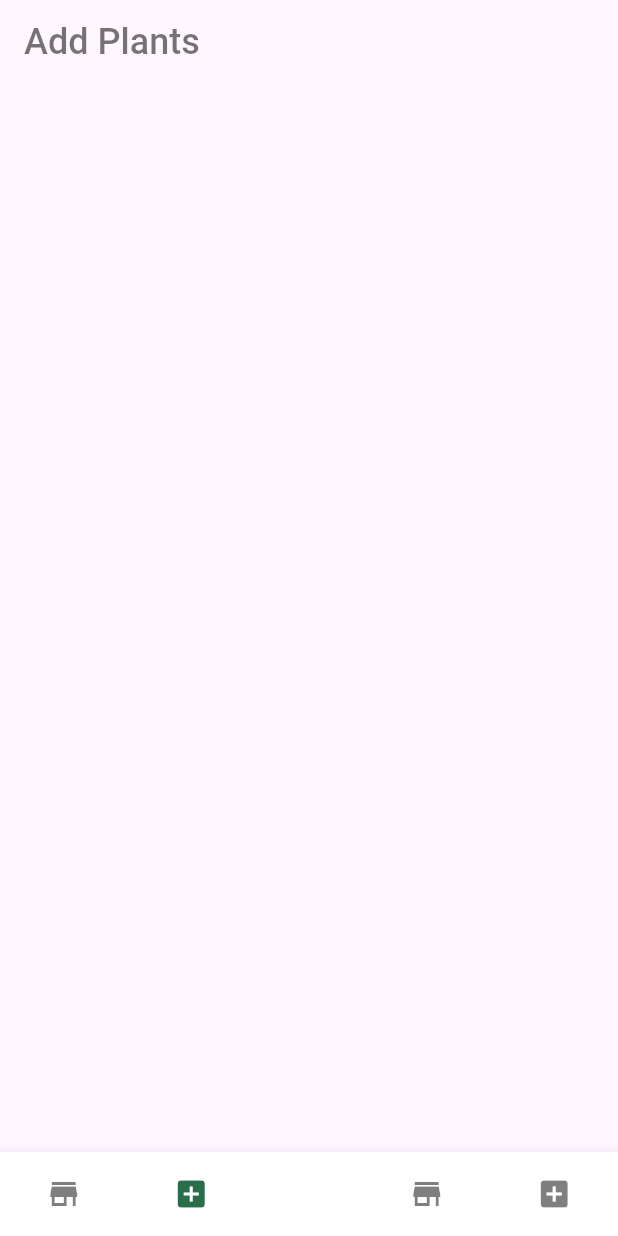
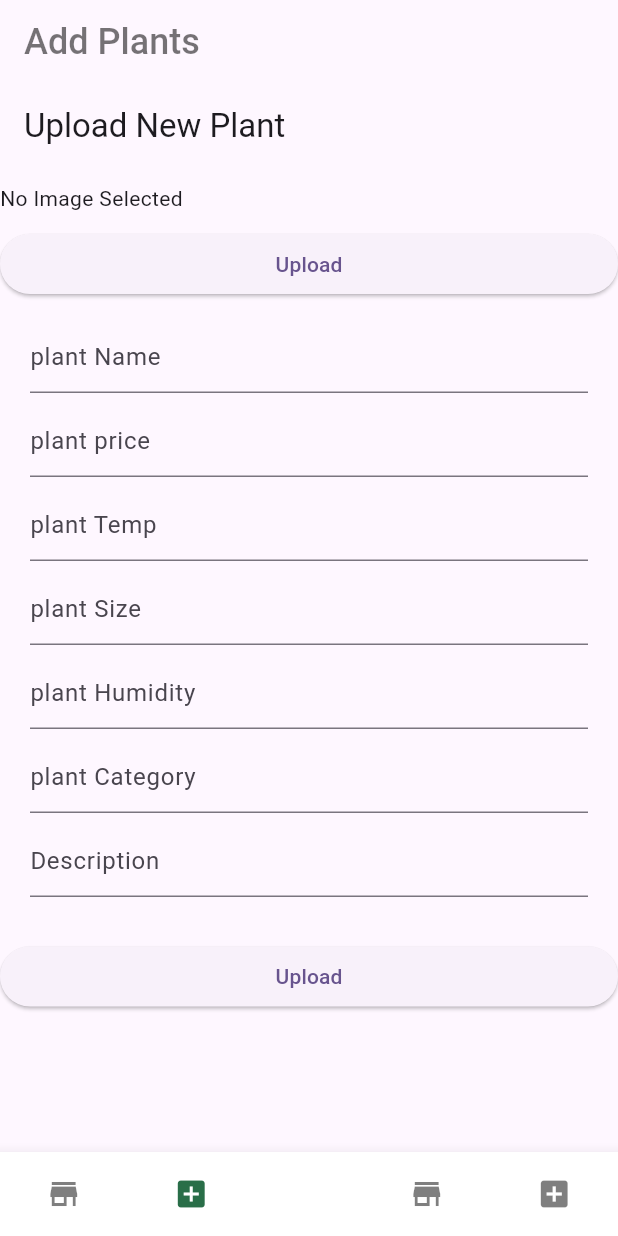
Before and after one commit to toqaa22/doctor_of_plant_admin, a Flutter app: the screen it shows after launch, item 2 of the bottom bar chosen, on a phone screen of 412 x 824 dp. Run offline on Flutter 3.47's test engine with Material 3 defaults, Android fonts, the phone set to English and light mode, and no system bars; drawn by our look-alikes of animated_bottom_navigation_bar; our stand-ins replace cloud_firestore, firebase_core, firebase_storage, flutter_bloc, image_picker; accounts and stored records are empty.

Commit message:
upload function

```diff
--- a/lib/add_plant/view/add_plant_view.dart
+++ b/lib/add_plant/view/add_plant_view.dart
@@ -1,10 +1,127 @@
+import 'package:doctor_plan_admin/cubit/upload_cubit/upload_cubit.dart';
 import 'package:flutter/material.dart';
+import 'package:flutter_bloc/flutter_bloc.dart';
 
 class AddPlantView extends StatelessWidget {
   const AddPlantView({super.key});
 
   @override
   Widget build(BuildContext context) {
-    return const Scaffold();
+    return BlocProvider(
+      create: (context) => UploadCubit(),
+      child: BlocConsumer<UploadCubit, UploadState>(
+        listener: (context, state) {
+          // TODO: implement listener
+        },
+        builder: (context, state) {
+          final UploadCubit cubit = UploadCubit.get(context);
+          return Scaffold(
+            appBar: AppBar(
+              title: const Text("Upload New Plant"),
+            ),
+            body: ListView(
+              children: [
+                const SizedBox(
+                  height: 10,
+                ),
+                state is UploadImageLoading
+                    ? const Center(
+                        child: CircularProgressIndicator(),
+                      )
+                    : cubit.scanImage.isNotEmpty
+                        ? Image.network(
+                            cubit.scanImage,
+                            height: 300,
+                            errorBuilder: (context, error, stackTrace) =>
+                                const Icon(Icons.error),
+                          )
+                        : const Text("No Image Selected"),
+                const SizedBox(
+                  height: 10,
+                ),
+                ElevatedButton(
+                    onPressed: () {
+                      cubit.pickImageFromGallery();
+                    },
+                    child: const Text("Upload")),
+                const SizedBox(
+                  height: 10,
+                ),
+                Padding(
+                  padding:
+                      const EdgeInsets.symmetric(horizontal: 20, vertical: 4),
+                  child: TextField(
+                    controller: cubit.plantNameController,
+                    decoration: const InputDecoration(hintText: "plant Name"),
+                  ),
+                ),
+                Padding(
+                  padding:
+                      const EdgeInsets.symmetric(horizontal: 20, vertical: 4),
+                  child: TextField(
+                    controller: cubit.plantPriceController,
+                    decoration: const InputDecoration(hintText: "plant price"),
+                  ),
+                ),
+                Padding(
+                  padding:
+                      const EdgeInsets.symmetric(horizontal: 20, vertical: 4),
+                  child: TextField(
+                    controller: cubit.plantTempController,
+                    decoration: const InputDecoration(hintText: "plant Temp"),
+                  ),
+                ),
+                Padding(
+                  padding:
+                      const EdgeInsets.symmetric(horizontal: 20, vertical: 4),
+                  child: TextField(
+                    controller: cubit.plantSizeController,
+                    decoration: const InputDecoration(hintText: "plant Size"),
+                  ),
+                ),
+                Padding(
+                  padding:
+                      const EdgeInsets.symmetric(horizontal: 20, vertical: 4),
+                  child: TextField(
+                    controller: cubit.plantHumidityController,
+                    decoration:
+                        const InputDecoration(hintText: "plant Humidity"),
+                  ),
+                ),
+                Padding(
+                  padding:
+                      const EdgeInsets.symmetric(horizontal: 20, vertical: 4),
+                  child: TextField(
+                    controller: cubit.plantCategoryController,
+                    decoration:
+                        const InputDecoration(hintText: "plant Category"),
+                  ),
+                ),
+                Padding(
+                  padding:
+                      const EdgeInsets.symmetric(horizontal: 20, vertical: 4),
+                  child: TextField(
+                    controller: cubit.plantDescrpController,
+                    decoration: const InputDecoration(hintText: "Description"),
+                  ),
+                ),
+                const SizedBox(
+                  height: 25,
+                ),
+                state is AddProductLoading
+                    ? const Center(
+                        child: CircularProgressIndicator(),
+                      )
+                    : ElevatedButton(
+                        onPressed: () {
+                          cubit.uploadPlantData();
+                        },
+                        child: const Text("Upload"))
+              ],
+            ),
+          );
+        },
+      ),
+    );
   }
 }
--- /dev/null
+++ b/lib/cubit/upload_cubit/upload_cubit.dart
@@ -0,0 +1,102 @@
+import 'dart:io';
+
+import 'package:cloud_firestore/cloud_firestore.dart';
+import 'package:doctor_plan_admin/models/plant_model.dart';
+import 'package:firebase_storage/firebase_storage.dart';
+import 'package:flutter/cupertino.dart';
+import 'package:flutter/foundation.dart';
+import 'package:flutter_bloc/flutter_bloc.dart';
+import 'package:image_picker/image_picker.dart';
+
+part 'upload_state.dart';
+
+class UploadCubit extends Cubit<UploadState> {
+  UploadCubit() : super(UploadInitial());
+
+  static UploadCubit get(context) => BlocProvider.of(context);
+  TextEditingController plantNameController = TextEditingController();
+  TextEditingController plantDescrpController = TextEditingController();
+  TextEditingController plantSizeController = TextEditingController();
+  TextEditingController plantTempController = TextEditingController();
+  TextEditingController plantHumidityController = TextEditingController();
+  TextEditingController plantPriceController = TextEditingController();
+  TextEditingController plantCategoryController = TextEditingController();
+
+  String scanImage = '';
+  PlantModel? plant;
+
+  Future<void> pickImageFromGallery() async {
+    emit(UploadImageLoading());
+    if (kIsWeb) {
+      await ImagePicker()
+          .pickImage(source: ImageSource.gallery)
+          .then((value) async {
+        final image = await value!.readAsBytes();
+        await FirebaseStorage.instance
+            .ref()
+            .child("plants/")
+            .putData(
+              image,
+              SettableMetadata(contentType: 'image/png'),
+            )
+            .then((p0) async {
+          await p0.ref.getDownloadURL().then((value) async {
+            scanImage = value;
+            print(scanImage);
+            emit(UploadImage());
+          });
+        });
+      });
+    } else {
+      final picker = ImagePicker();
+
+      await picker.pickImage(source: ImageSource.gallery).then((value) async {
+        emit(UploadImageLoading());
+
+        FirebaseStorage.instance
+            .ref()
+            .child("plants/")
+            .putFile(File(value!.path.toString()))
+            .then((value) {
+          value.ref.getDownloadURL().then((value) async {
+            scanImage = value;
+            emit(UploadImage());
+          });
+        });
+      });
+    }
+  }
+
+  void uploadPlantData() async {
+    emit(AddProductLoading());
+    String plantId = FirebaseFirestore.instance.collection('plants').doc().id;
+    plant = PlantModel(
+        plantId: plantId,
+        name: plantNameController.text,
+        price: num.tryParse(plantPriceController.text),
+        size: plantSizeController.text,
+        image: scanImage,
+        humidity: plantHumidityController.text,
+        temperature: plantTempController.text,
+        category: plantCategoryController.text,
+        decription: plantDescrpController.text);
+    try {
+      DocumentReference docRef =
+          FirebaseFirestore.instance.collection('plants').doc(plantId);
+      await docRef.set(plant!.toMap());
+      await docRef.update({'ref': docRef});
+
+      emit(AddProductSuccessfully());
+      plantNameController.clear();
+      plantDescrpController.clear();
+      plantSizeController.clear();
+      plantTempController.clear();
+      plantHumidityController.clear();
+      plantPriceController.clear();
+      plantCategoryController.clear();
+      scanImage = '';
+    } catch (e) {
+      print("Error uploading plant data: $e");
+    }
+  }
+}
--- /dev/null
+++ b/lib/cubit/upload_cubit/upload_state.dart
@@ -0,0 +1,10 @@
+part of 'upload_cubit.dart';
+
+
+sealed class UploadState {}
+
+final class UploadInitial extends UploadState {}
+final class UploadImage extends UploadState {}
+final class UploadImageLoading extends UploadState {}
+final class AddProductSuccessfully extends UploadState {}
+final class AddProductLoading extends UploadState {}
--- a/lib/main.dart
+++ b/lib/main.dart
@@ -1,5 +1,7 @@
+import 'package:doctor_plan_admin/cubit/upload_cubit/upload_cubit.dart';
 import 'package:firebase_core/firebase_core.dart';
 import 'package:flutter/material.dart';
+import 'package:flutter_bloc/flutter_bloc.dart';
 
 import 'firebase_options.dart';
 import 'home_page/home_page.dart';
@@ -16,14 +18,20 @@ class MyApp extends StatelessWidget {
 
   @override
   Widget build(BuildContext context) {
-    return MaterialApp(
-      title: 'Flutter Demo',
-      theme: ThemeData(
+    return MultiBlocProvider(
+      providers: [
+        BlocProvider(create: (context) => UploadCubit()),
 
-        colorScheme: ColorScheme.fromSeed(seedColor: Colors.deepPurple),
-        useMaterial3: true,
+      ],
+      child: MaterialApp(
+        title: 'Flutter Demo',
+        theme: ThemeData(
+
+          colorScheme: ColorScheme.fromSeed(seedColor: Colors.deepPurple),
+          useMaterial3: true,
+        ),
+        home: const RootPage(),
       ),
-      home: const RootPage(),
     );
   }
 }
--- /dev/null
+++ b/lib/models/plant_model.dart
@@ -0,0 +1,56 @@
+import 'package:cloud_firestore/cloud_firestore.dart';
+
+class PlantModel {
+  String? plantId;
+  num? price;
+  String? size;
+  String? humidity;
+  String? temperature;
+  String? category;
+  String? name;
+  String? image;
+  bool isFavorated = false;
+  String? decription;
+  bool isCart = false;
+
+  DocumentReference<Map<String, dynamic>>? ref;
+
+  PlantModel(
+      {required this.plantId,
+      required this.name,
+      required this.price,
+      required this.size,
+      required this.image,
+      required this.humidity,
+      required this.temperature,
+      required this.category,
+      required this.decription,
+      });
+
+  PlantModel.fromJson(Map<String, dynamic>? json,
+      {this.isFavorated = false, this.isCart = false}) {
+    plantId = json!['plantId'];
+    price = json['price'];
+    category = json['category'];
+    name = json['plantName'];
+    size = json['size'];
+    decription = json['decription'];
+    humidity = json['humidity'];
+    temperature = json['temperature'];
+    image = json['imageURL'];
+    ref = json['ref'];
+  }
+
+  Map<String, dynamic> toMap() => {
+        'plantId': plantId,
+        'plantName': name,
+        'category': category,
+        'price': price,
+        'size': size,
+        'decription': decription,
+        'humidity': humidity,
+        'temperature': temperature,
+        'imageURL': image,
+        'ref': ref,
+      };
+}
```
